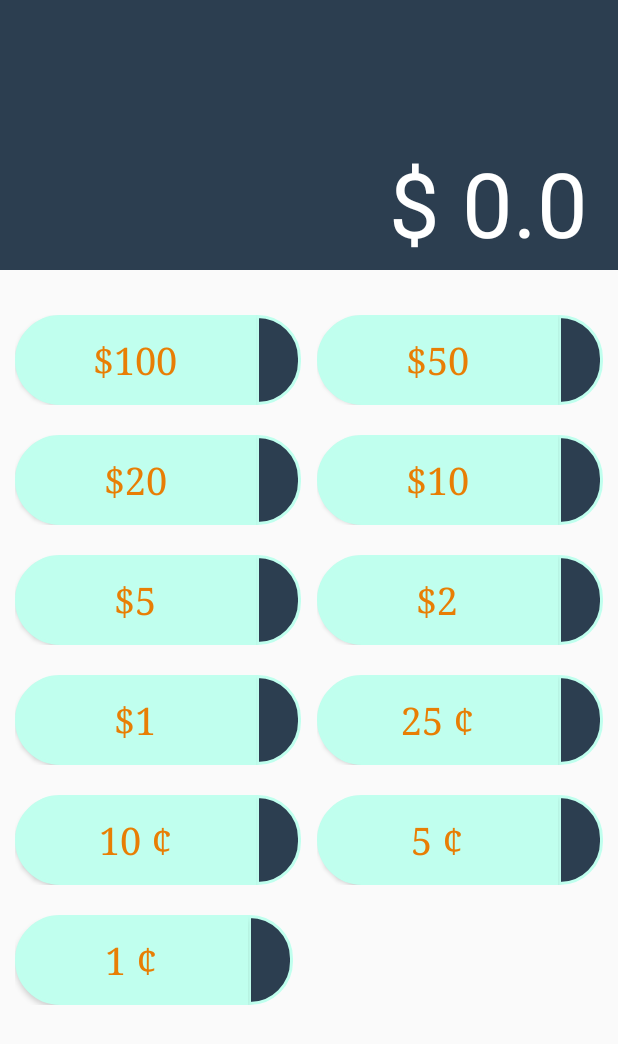
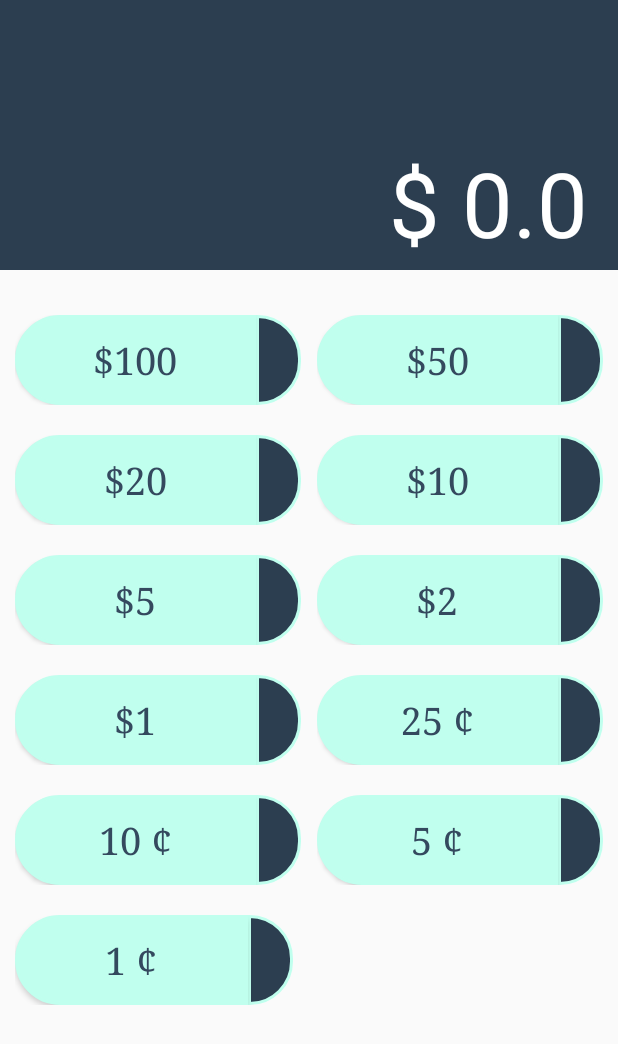
Before and after one commit to banie/Jumlah, an Android app: the screen it shows after launch (MainActivity), on a phone screen of 412 x 824 dp. Shown: the top 1044 px of the screen. Run offline under Robolectric (Android 15) with nearby library versions, the phone set to English and light mode, and no system bars; our stand-ins replace RxJava.

Commit message:
Button text modification
Change it so that by default the button text color is wetasphalt and only if there is some text filled that we change it to tahiti gold

```diff
--- a/app/src/main/java/com/banuu/android/jumlah/input/view/InputFragment.kt
+++ b/app/src/main/java/com/banuu/android/jumlah/input/view/InputFragment.kt
@@ -100,6 +100,8 @@ class InputFragment : Fragment() {
 
     clearFocusFromAll()
 
+    updateButtonTextColor()
+
     cashInputEmitter.onNext(composeValueList())
   }
 
@@ -137,6 +139,8 @@ class InputFragment : Fragment() {
     return Observable.create<List<Pair<String, Double>>> { emitter ->
 
       editText.onTextChanged {
+        updateButtonTextColor()
+
         val pairList = composeValueList()
         emitter.onNext(pairList)
       }
@@ -180,6 +184,17 @@ class InputFragment : Fragment() {
   private fun clearFocusFromAll() {
     cashInputArray.map { it.clearFocus() }
   }
+
+  private fun updateButtonTextColor() { // TODO improve so that we dont loop for the whole cash input list
+    cashInputArray.map {
+      val cashText = it.findViewById<EditText>(R.id.input_text).text
+      val button = it.findViewById<Button>(R.id.input_btn)
+
+      button.setTextColor(
+          activity.resources.getColor(
+              if (cashText.isNotEmpty()) R.color.btn_txt_color_filled else R.color.btn_txt_color_empty))
+    }
+  }
 }
 
 fun EditText.onTextChanged(onTextChanged: (String) -> Unit) {
--- a/app/src/main/res/drawable/input_left_bg.xml
+++ b/app/src/main/res/drawable/input_left_bg.xml
@@ -9,7 +9,7 @@
     android:topLeftRadius="@dimen/circular_corner_radius"
     android:topRightRadius="0dp" />
   <stroke
-    android:color="@color/button_bg_color"
+    android:color="@color/btn_bg_color"
     android:width="@dimen/outline_stroke_width" />
-  <solid android:color="@color/button_bg_color" />
+  <solid android:color="@color/btn_bg_color" />
 </shape>
--- a/app/src/main/res/drawable/input_right_bg.xml
+++ b/app/src/main/res/drawable/input_right_bg.xml
@@ -9,7 +9,7 @@
     android:topLeftRadius="0dp"
     android:topRightRadius="@dimen/circular_corner_radius" />
   <stroke
-    android:color="@color/button_bg_color"
+    android:color="@color/btn_bg_color"
     android:width="@dimen/outline_stroke_width" />
   <solid android:color="@color/colorPrimary" />
 </shape>
--- a/app/src/main/res/layout/money_input.xml
+++ b/app/src/main/res/layout/money_input.xml
@@ -12,7 +12,7 @@
     android:layout_height="@dimen/money_input_height"
     android:background="@drawable/input_left_bg"
     android:layout_weight="1"
-    android:textColor="@color/button_text_color"
+    android:textColor="@color/btn_txt_color_empty"
     android:textSize="@dimen/money_view_height"
     android:textAllCaps="false"
     android:typeface="serif"
--- a/app/src/main/res/values/colors.xml
+++ b/app/src/main/res/values/colors.xml
@@ -24,7 +24,8 @@
   <color name="colorPrimaryDark">@color/midnightblue</color>
   <color name="colorAccent">@color/alizarin</color>
 
-  <color name="button_bg_color">@color/salt_aqua_light</color>
-  <color name="button_text_color">@color/tahiti_gold</color>
+  <color name="btn_bg_color">@color/salt_aqua_light</color>
+  <color name="btn_txt_color_empty">@color/wetasphalt</color>
+  <color name="btn_txt_color_filled">@color/tahiti_gold</color>
   <color name="sum_breakdown">@color/defect</color>
 </resources>
```
